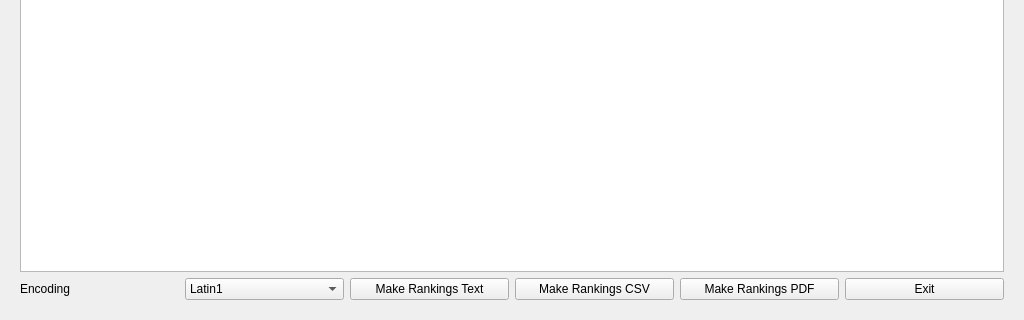
Above: chronorace.ui from flinco/LBChronoRace before the change; both pictures show x 0 to 1024 and y 448 to 768 of the 1024 by 768 pixel window. Below: the same form after it.
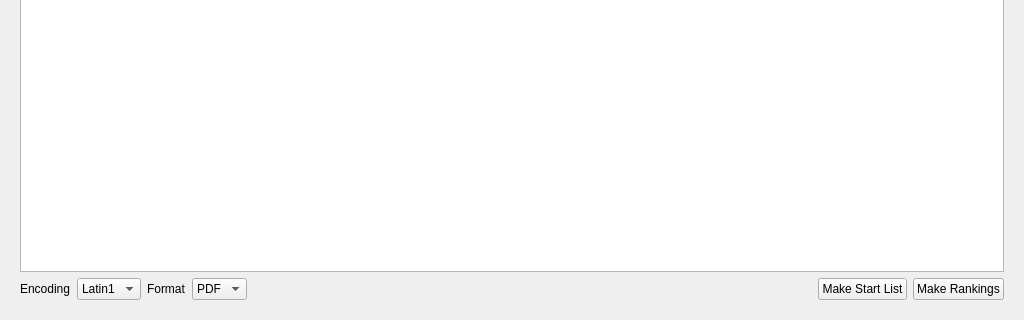
That is the form after the change.

Commit message:
Implemented start list generation
- moved to version 1.9.3
- revisited main widget: removed Exit button and readded output format
selector
- set PDF as default output format
- created one function that draws Portrait PDF fixed headings and lines
- added capability to store either offset or leg information in the last
field of the startlist

The edit to the form file:
```diff
--- a/chronorace.ui
+++ b/chronorace.ui
@@ -215,42 +215,70 @@
        </widget>
       </item>
       <item>
-       <widget class="QPushButton" name="makeRankingsText">
-        <property name="enabled">
-         <bool>true</bool>
-        </property>
-        <property name="toolTip">
-         <string>Generate rankings in plain text format</string>
-        </property>
+       <widget class="QLabel" name="labelFormat">
         <property name="text">
-         <string>Make Rankings Text</string>
+         <string>Format</string>
         </property>
        </widget>
       </item>
       <item>
-       <widget class="QPushButton" name="makeRankingsCSV">
+       <widget class="QComboBox" name="selectorFormat">
         <property name="toolTip">
          <string>Generate rankings in CSV format</string>
         </property>
-        <property name="text">
-         <string>Make Rankings CSV</string>
-        </property>
+        <item>
+         <property name="text">
+          <string>PDF</string>
+         </property>
+        </item>
+        <item>
+         <property name="text">
+          <string>Text</string>
+         </property>
+        </item>
+        <item>
+         <property name="text">
+          <string>CSV</string>
+         </property>
+        </item>
        </widget>
       </item>
       <item>
-       <widget class="QPushButton" name="makeRankingsPDF">
+       <spacer name="horizontalSpacer">
+        <property name="orientation">
+         <enum>Qt::Horizontal</enum>
+        </property>
+        <property name="sizeHint" stdset="0">
+         <size>
+          <width>40</width>
+          <height>20</height>
+         </size>
+        </property>
+       </spacer>
+      </item>
+      <item>
+       <widget class="QPushButton" name="makeStartList">
+        <property name="enabled">
+         <bool>true</bool>
+        </property>
         <property name="toolTip">
          <string>Generate rankings in PDF format</string>
         </property>
         <property name="text">
-         <string>Make Rankings PDF</string>
+         <string>Make Start List</string>
         </property>
        </widget>
       </item>
       <item>
-       <widget class="QPushButton" name="quitButton">
+       <widget class="QPushButton" name="makeRankings">
+        <property name="enabled">
+         <bool>true</bool>
+        </property>
+        <property name="toolTip">
+         <string>Generate rankings in the selected format</string>
+        </property>
         <property name="text">
-         <string>Exit</string>
+         <string>Make Rankings</string>
         </property>
        </widget>
       </item>
```
Left out of the diff: 39 changed lines with no effect on the pictures. The commit also changes 9 other files.
